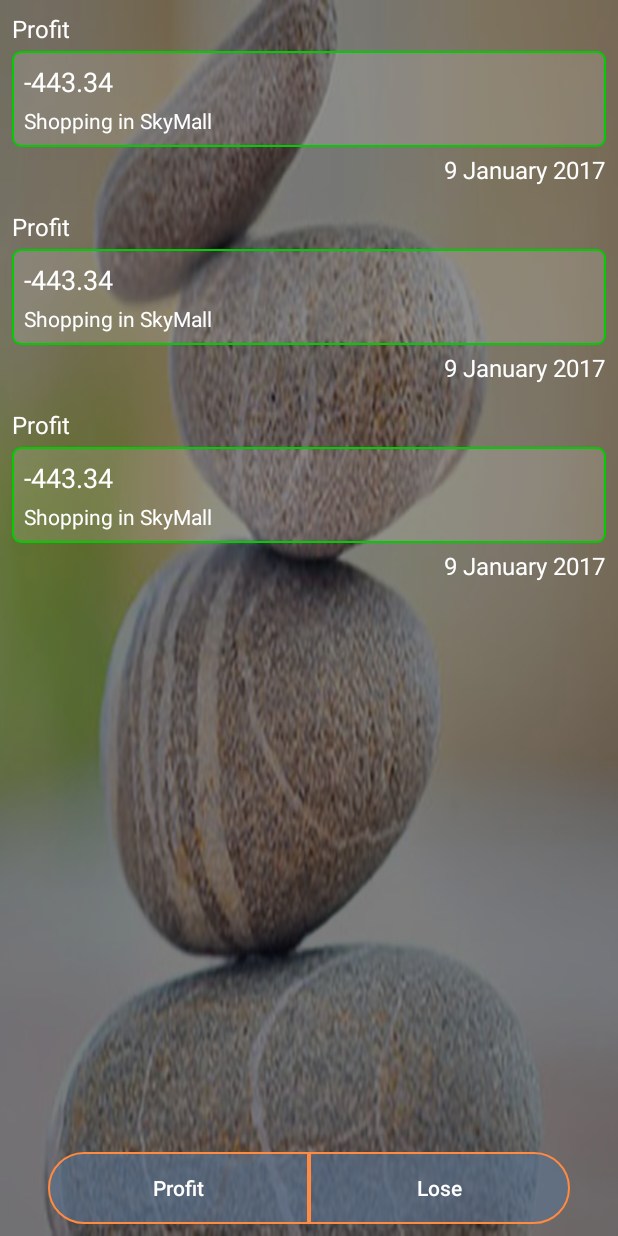
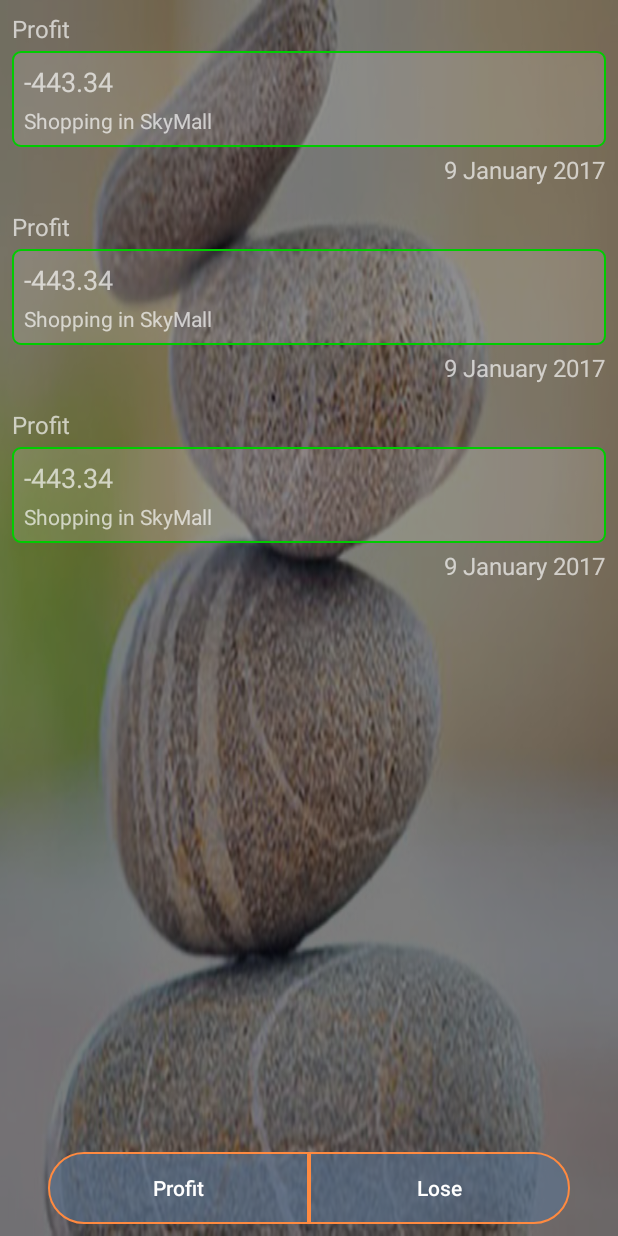
Before and after one commit to azzaxx/BalanceV2.0, an Android app: the layout start_activity.xml on its own in the app's theme, with its tools: preview values and no code run, on a phone screen of 412 x 824 dp. Run offline under Robolectric (Android 15) with nearby library versions, the phone set to English and light mode, and no system bars.

```diff
--- a/app/src/main/java/com/example/alex/balance/BalanceFragment.java
+++ b/app/src/main/java/com/example/alex/balance/BalanceFragment.java
@@ -128,7 +128,7 @@ public class BalanceFragment extends Fragment implements View.OnClickListener {
                         mTvDateMonth.getText().toString(),
                         mTvDateYear.getText().toString(),
                         mEtComments.getText().toString());
-                getAct().getSupportFragmentManager().popBackStack();
+                getAct().popBackStack();
                 break;
             case R.id.date_container:
                 DateDialog dateDialog = new DateDialog();
--- a/app/src/main/java/com/example/alex/balance/presenters/DataPresenter.java
+++ b/app/src/main/java/com/example/alex/balance/presenters/DataPresenter.java
@@ -62,6 +62,7 @@ public class DataPresenter extends BasePresenter<BalanceFragment> {
         data.setMonth(month);
         data.setYear(year);
         data.setComment(comment);
+        data.setTimeStamp(System.currentTimeMillis());
 
         realmObj.commitTransaction();
     }
--- a/app/src/main/res/layout/recycler_item.xml
+++ b/app/src/main/res/layout/recycler_item.xml
@@ -10,7 +10,7 @@
         android:layout_width="wrap_content"
         android:layout_height="wrap_content"
         android:text="Profit"
-        android:textColor="@color/white"
+        android:textColor="@color/with_transparent"
         android:textSize="16sp" />
 
     <LinearLayout
@@ -30,7 +30,7 @@
             android:layout_height="wrap_content"
             android:layout_marginBottom="4dp"
             android:text="-443.34"
-            android:textColor="@color/white"
+            android:textColor="@color/with_transparent"
             android:textSize="18sp" />
 
         <TextView
@@ -38,7 +38,7 @@
             android:layout_width="match_parent"
             android:layout_height="wrap_content"
             android:text="Shopping in SkyMall"
-            android:textColor="@color/white"
+            android:textColor="@color/with_transparent"
             android:textSize="14sp" />
 
     </LinearLayout>
@@ -49,6 +49,6 @@
         android:layout_height="wrap_content"
         android:layout_gravity="right"
         android:text="9 January 2017"
-        android:textColor="@color/white"
+        android:textColor="@color/with_transparent"
         android:textSize="16sp" />
 </LinearLayout>
--- a/app/src/main/res/values/colors.xml
+++ b/app/src/main/res/values/colors.xml
@@ -4,6 +4,7 @@
     <color name="colorPrimaryDark">#FF8E00</color>
     <color name="colorAccent">#5A7392</color>
     <color name="white">#FFFFFF</color>
+    <color name="with_transparent">#AAFFFFFF</color>
     <color name="red">#FF0000</color>
     <color name="green">#00CC00</color>
 </resources>
```
Also changed, not shown: app/src/main/java/com/example/alex/balance/StartActivity.java (+9 -10 lines), app/src/main/java/com/example/alex/balance/adapters/MainListAdapter.java (+2 -5 lines), app/src/main/java/com/example/alex/balance/custom/BalanceData.java (+9 -0 lines).
